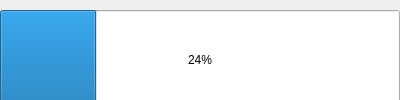
Old version of the form progress_bar.ui in the repository MP1337/SimpleYoutubeDownloaderQT.
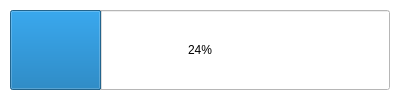
New version of the form. Icons and pictures are not drawn.

Diff of the .ui file:
```diff
--- a/progress_bar.ui
+++ b/progress_bar.ui
@@ -31,13 +31,451 @@
   <property name="windowTitle">
    <string>Download Progress</string>
   </property>
+  <property name="styleSheet">
+   <string notr="true">/*Copyright (c) DevSec Studio. All rights reserved.
+
+MIT License
+
+Permission is hereby granted, free of charge, to any person obtaining a copy
+of this software and associated documentation files (the &quot;Software&quot;), to deal
+in the Software without restriction, including without limitation the rights
+to use, copy, modify, merge, publish, distribute, sublicense, and/or sell
+copies of the Software, and to permit persons to whom the Software is
+furnished to do so, subject to the following conditions:
+
+The above copyright notice and this permission notice shall be included in all
+copies or substantial portions of the Software.
+
+THE SOFTWARE IS PROVIDED *AS IS*, WITHOUT WARRANTY OF ANY KIND, EXPRESS OR
+IMPLIED, INCLUDING BUT NOT LIMITED TO THE WARRANTIES OF MERCHANTABILITY,
+FITNESS FOR A PARTICULAR PURPOSE AND NONINFRINGEMENT. IN NO EVENT SHALL THE
+AUTHORS OR COPYRIGHT HOLDERS BE LIABLE FOR ANY CLAIM, DAMAGES OR OTHER
+LIABILITY, WHETHER IN AN ACTION OF CONTRACT, TORT OR OTHERWISE, ARISING FROM,
+OUT OF OR IN CONNECTION WITH THE SOFTWARE OR THE USE OR OTHER DEALINGS IN THE SOFTWARE.
+*/
+
+QWidget{
+	background-color: #FFFFFF;
+}
+
+/*-----QLabel-----*/
+QLabel
+{
+	background-color: transparent;
+	color: #000000;
+	border-color: #000000;
+
+}
+
+
+/*-----QMenuBar-----*/
+QMenuBar
+{
+	background-color: #2197f3;
+	color: #ffffff;
+	border-color: #000000;
+
+}
+
+
+QMenuBar::disabled
+{
+	background-color: #404040;
+	color: #656565;
+	border-color: #051a39;
+
+}
+
+
+QMenuBar::item
+{
+    background-color: transparent;
+
+}
+
+
+QMenuBar::item:selected
+{
+    background-color: #2197f3;
+	color: #FFFFFF;
+
+}
+
+
+QMenuBar::item:pressed
+{
+    background-color: #2197f3;
+    color: #FFFFFF;
+    border: 1px solid #000;
+    margin-bottom: -1px;
+    padding-bottom: 1px;
+
+}
+
+
+/*-----QMenu-----*/
+QMenu
+{
+    background-color: #dcdcdf;
+    border: 1px solid;
+    color: #000;
+
+}
+
+
+QMenu QWidget{
+	background-color: transparent;
+
+}
+
+
+QMenu::separator
+{
+    height: 1px;
+    background-color: #6d8eff;
+    color: #ffffff;
+    padding-left: 4px;
+    margin-left: 10px;
+    margin-right: 5px;
+
+}
+
+
+QMenu::item
+{
+    min-width : 150px;
+    padding: 3px 20px 3px 20px;
+
+}
+
+
+QMenu::item:selected
+{
+    background-color: #2197f3;
+    color: #FFFFFF;
+
+}
+
+
+QMenu::item:disabled
+{
+    color: #262626;
+
+}
+
+
+/*-----QToolBar-----*/
+QToolBar
+{
+	background-color: #217346;
+	color: #ffffff;
+	border-color: #000000;
+
+}
+
+
+/*-----QToolButton-----*/
+QToolButton
+{
+	background-color: #217346;
+	color: #ffffff;
+	border-color: #000000;
+
+}
+
+
+QToolButton::hover
+{
+	background-color: #f0f5f3;
+	color: #ffffff;
+	border: 1px solid #fff;
+
+}
+
+
+QToolButton::checked:hover
+{
+	background-color: #f0f5f3;
+	color: #ffffff;
+	border-color: #fff;
+
+}
+
+
+QToolButton::pressed
+{
+	background-color: #4070b3;
+	color: #ffffff;
+	border: 1px solid #fff;
+
+}
+
+
+QToolButton::checked
+{
+	background-color: #f0f5f3;
+	color: #ffffff;
+	border-color: #f0f5f3;
+	show-decoration-selected: 0;
+	outline: 0;
+
+}
+
+
+/*-----QToolTip-----*/
+QToolTip
+{
+    border: 1px solid black;
+    background-color: #217346;
+    border-radius: 0px;
+    color: #fff;
+}
+
+
+/*-----QLineEdit-----*/
+QLineEdit{
+	background-color: #fefffc;
+	color: #000;
+
+}
+
+
+/*-----QTextEdit-----*/
+QTableWidget{
+	background-color: #fff;
+	padding: 10px;
+	
+}
+
+
+/*-----QComboBox-----*/
+QComboBox
+{
+    background-color: #fefefe;
+    border: 1px solid #1e1e1e;
+    border-radius: 0px;
+    padding-left: 6px;
+    color: #000;
+    height: 20px;
+
+}
+
+
+QComboBox:on
+{
+	background-color: #fefefe;
+
+}
+
+
+QComboBox QAbstractItemView
+{
+    background-color: #dcdcdf;
+    color: #000;
+    border: 1px solid black;
+    selection-background-color: #217346;
+    selection-color: #dcdcdf;
+    outline: 0;
+
+}
+
+
+QComboBox::drop-down
+{
+    subcontrol-origin: padding;
+    subcontrol-position: top right;
+    width: 15px;
+    border-left-width: 0px;
+    border-left-color: darkgray;
+    border-left-style: solid; 
+    border-top-right-radius: 3px; 
+    border-bottom-right-radius: 3px;
+
+}
+
+
+QComboBox::down-arrow
+{
+	image: url(&quot;./ressources/down_arrow.png&quot;);
+	width:8px;
+	height:8px;
+
+}
+
+
+/*-----QSpinBox-----*/
+QSpinBox
+{
+    background-color: #fefefe;
+    border-width: 1px;
+    border-color: #1e1e1e;
+    border-style: solid;
+    color: #000;
+    padding: 2px;
+    selection-background-color: #4e4e8f;
+
+}
+
+
+QSpinBox::up-button, 
+QSpinBox::down-button
+{
+    background-color: #fefefe;
+
+}
+
+
+QSpinBox::up-button:hover, 
+QSpinBox::down-button:hover
+{
+    background-color: #fefefe;
+
+}
+
+
+QSpinBox::up-button:pressed, 
+QSpinBox::down-button:pressed
+{
+    background-color: #ebebeb;
+    border: 1px solid #ebebeb;
+
+}
+
+
+QSpinBox::down-arrow
+{
+    image: url(&quot;./ressources/down_arrow.png&quot;);
+    width: 7px;
+
+}
+
+
+QSpinBox::up-arrow
+{
+    image: url(&quot;./ressources/up_arrow.png&quot;);
+    width: 7px;
+
+}
+
+
+/*-----QSlider-----*/
+QSlider 
+{
+    background-color: transparent;
+    padding: 2px;
+
+}
+
+QSlider::groove:horizontal 
+{
+	subcontrol-origin: content;
+	background-color: transparent;
+	height: 15px;
+
+}
+
+QSlider::handle:horizontal 
+{
+    background-color: #217346;
+    width: 15px;
+    border-radius: 22px;
+
+}
+
+QSlider::sub-page:horizontal 
+{
+    background-color: #999;
+    margin: 5px;
+    border-radius: 5px;
+
+}
+
+QSlider::add-page:horizontal 
+{
+    background-color: #666;
+    margin: 5px;
+    border-radius: 5px;
+
+}
+
+
+/*-----QScrollBar-----*/
+QScrollBar:horizontal 
+{
+    background-color: #e8e5e9;
+	border: 1px solid darkgray;
+    height: 15px;
+
+}
+
+
+QScrollBar::handle:horizontal 
+{
+    border: 1px solid gray;
+	min-width: 100px;
+    background-color: #fffdff;
+
+}
+
+
+QScrollBar::add-line:horizontal, 
+QScrollBar::sub-line:horizontal,
+QScrollBar::add-page:horizontal, 
+QScrollBar::sub-page:horizontal 
+{
+    width: 0px;
+    background-color: transparent;
+
+}
+
+
+QScrollBar:vertical 
+{
+    background-color: #e8e5e9;
+	border: 1px solid darkgray;
+    width: 14px;
+
+}
+
+
+QScrollBar::handle:vertical 
+{
+    border: 1px solid gray;
+	min-height: 100px;
+    background-color: #fffdff;
+
+}
+
+
+QScrollBar::add-line:vertical, 
+QScrollBar::sub-line:vertical,
+QScrollBar::add-page:vertical, 
+QScrollBar::sub-page:vertical 
+{
+    height: 0px;
+    background-color: transparent;
+
+}
+
+
+/*-----QStatusBar-----*/
+QStatusBar
+{
+	background-color: #f5f3f3;
+	color: #000000;
+	border-color: #000000;
+
+}
+
+</string>
+  </property>
   <widget class="QProgressBar" name="progressBar">
    <property name="geometry">
     <rect>
-     <x>0</x>
+     <x>10</x>
      <y>10</y>
-     <width>400</width>
-     <height>100</height>
+     <width>380</width>
+     <height>80</height>
     </rect>
    </property>
    <property name="sizePolicy">
@@ -48,14 +486,14 @@
    </property>
    <property name="minimumSize">
     <size>
-     <width>400</width>
-     <height>100</height>
+     <width>380</width>
+     <height>80</height>
     </size>
    </property>
    <property name="maximumSize">
     <size>
-     <width>400</width>
-     <height>100</height>
+     <width>380</width>
+     <height>80</height>
     </size>
    </property>
    <property name="value">
```
